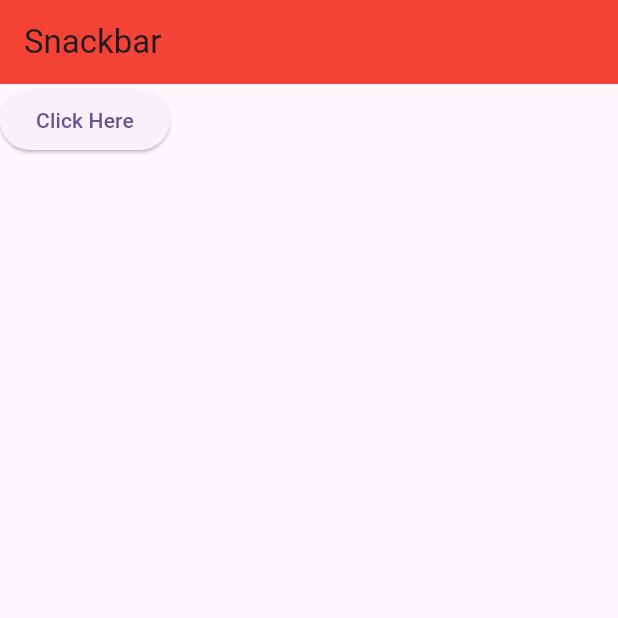
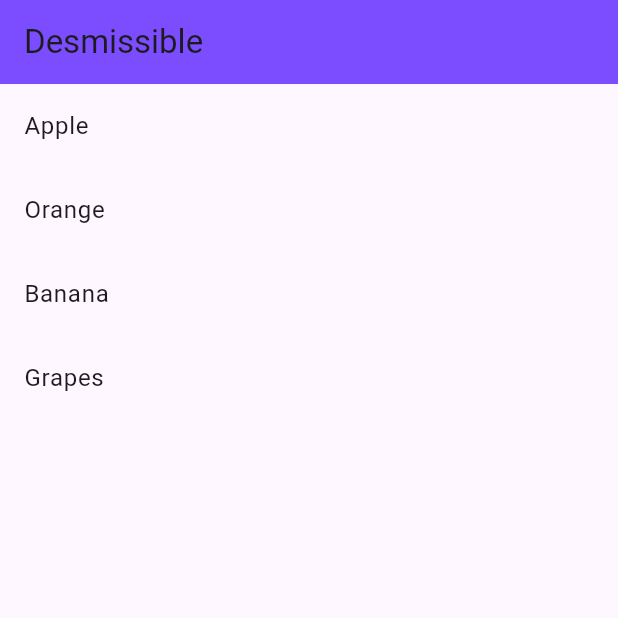
Before and after one commit to Sailesharyal/FlutterProjects, a Flutter app: the screen it shows after launch, on a phone screen of 412 x 824 dp, the top half of it. Run offline on Flutter 3.47's test engine with Material 3 defaults, Android fonts, the phone set to English and light mode, and no system bars; our stand-ins replace hive_flutter; accounts and stored records are empty.

Commit message:
added some files

```diff
--- /dev/null
+++ b/learningwidget/lib/Pages/Dessimsibble.dart
@@ -0,0 +1,45 @@
+import 'package:flutter/material.dart';
+
+class Dessimsibble extends StatefulWidget {
+  const Dessimsibble({super.key});
+
+  @override
+  State<Dessimsibble> createState() => _DessimsibbleState();
+}
+
+class _DessimsibbleState extends State<Dessimsibble> {
+  List<String> fruits = ["Apple", "Orange", "Banana", "Grapes"];
+  @override
+  Widget build(BuildContext context) {
+    return Scaffold(
+      appBar: AppBar(
+        title: const Text("Desmissible"),
+        backgroundColor: Colors.deepPurpleAccent,
+      ),
+      body: ListView.builder(
+        itemCount: fruits.length,
+        itemBuilder: (context, index) {
+          final Fruit = fruits[index];
+          return Dismissible(
+              onDismissed: (direction) {
+                if (direction == DismissDirection.endToStart) {
+                  ScaffoldMessenger.of(context)
+                      .showSnackBar(SnackBar(content: Text(fruits[index])));
+                } else {
+                  ScaffoldMessenger.of(context)
+                      .showSnackBar(SnackBar(content: Text(fruits[index])));
+                }
+              },
+              key: Key(Fruit),
+              background: Container(
+                color: Colors.yellow,
+              ),
+              secondaryBackground: Container(color: Colors.green),
+              child: ListTile(
+                title: Text(fruits[index]),
+              ));
+        },
+      ),
+    );
+  }
+}
--- a/learningwidget/lib/main.dart
+++ b/learningwidget/lib/main.dart
@@ -1,4 +1,5 @@
 import 'package:flutter/material.dart';
+import 'package:learningwidget/Pages/Dessimsibble.dart';
 import 'package:learningwidget/Pages/List_Grid_View.dart';
 import 'package:learningwidget/Pages/Rows_Column.dart';
 import 'package:learningwidget/Pages/Sampleapp.dart';
@@ -23,7 +24,7 @@ class MyApp extends StatelessWidget {
         colorScheme: ColorScheme.fromSeed(seedColor: Colors.deepPurple),
         useMaterial3: true,
       ),
-      home: const snackbarWidget(),
+      home: const Dessimsibble(),
     );
   }
 }
```
Also changed, not shown: learningwidget/lib/Pages/SnackBar.dart (+14 -2 lines).
